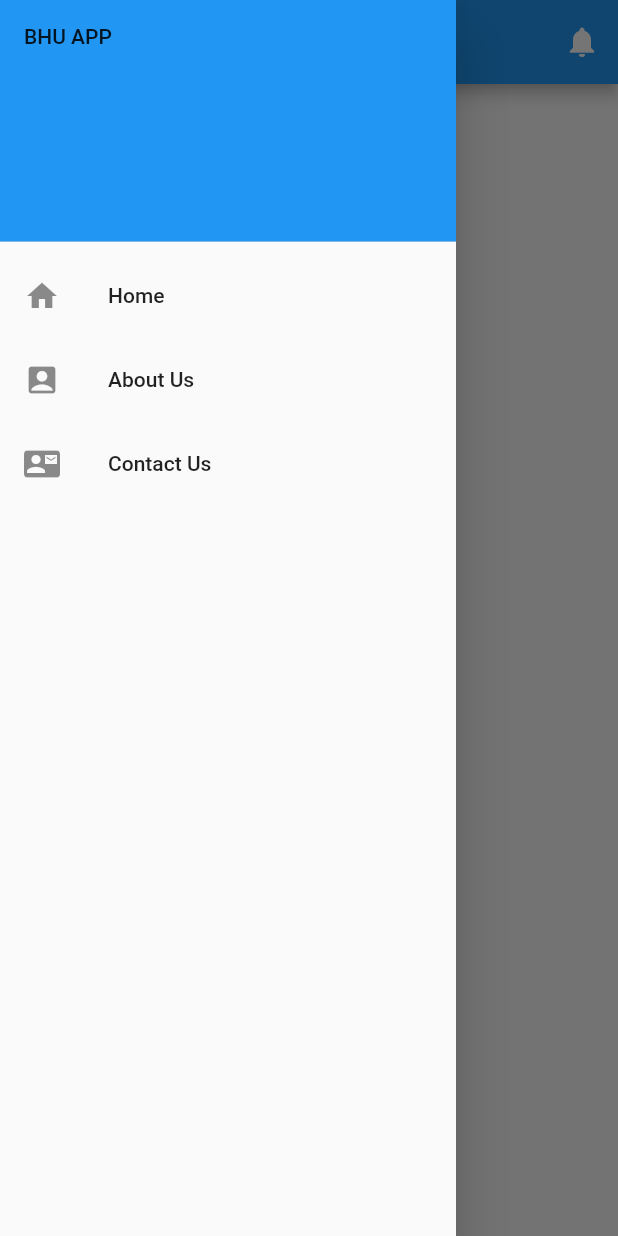
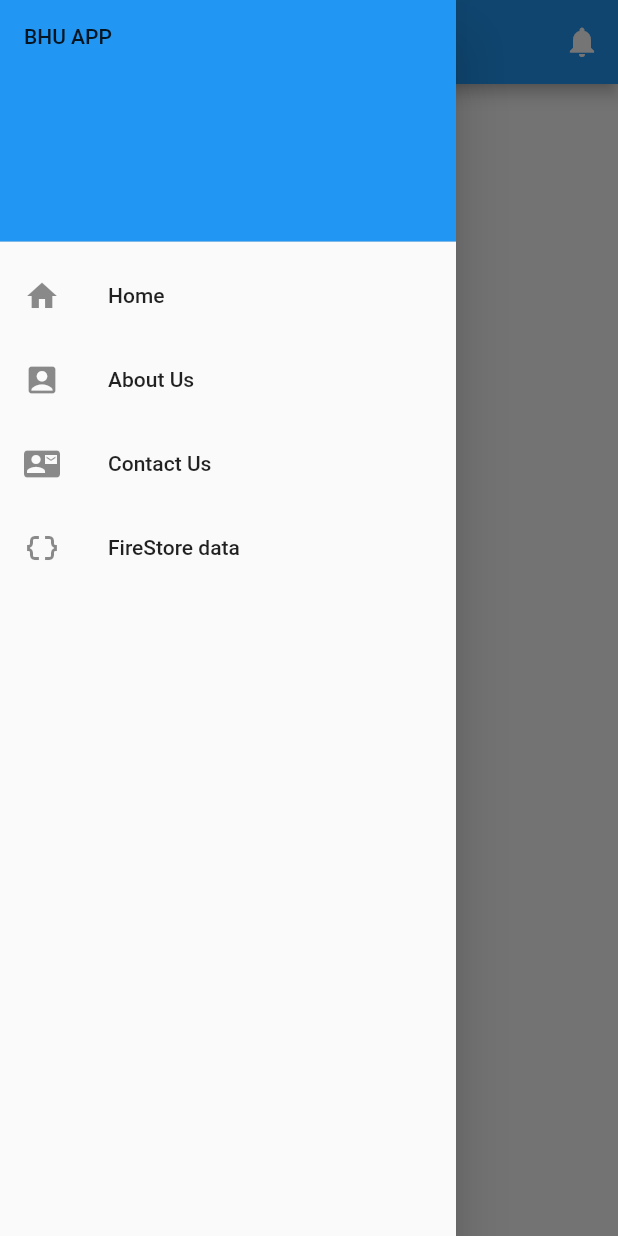
Before and after one commit to IshitaPathak/Flutter2, a Flutter app: the screen it shows after launch, with the side drawer open, on a phone screen of 412 x 824 dp. Run offline on Flutter 3.47's test engine with Material 2 defaults, Android fonts, the light colour scheme and no system bars; our stand-ins replace cloud_firestore, firebase_core, quickalert; accounts and stored records are empty.

Commit message:
retriving data

```diff
--- a/lib/main.dart
+++ b/lib/main.dart
@@ -3,6 +3,7 @@ import 'package:firebase_core/firebase_core.dart';
 import 'package:bhu_app/pages/home.dart';
 import 'package:bhu_app/pages/about.dart';
 import 'package:bhu_app/pages/contact.dart';
+import 'package:bhu_app/pages/data.dart';
 
 void main() async {
   WidgetsFlutterBinding.ensureInitialized();
@@ -24,6 +25,7 @@ class App extends StatelessWidget {
         '/home': (context) => Home(),
         '/about': (context) => AboutUs(),
         '/contact': (context) => ContactUs(),
+        '/data': (context) => MyData(),
       },
     );
   }
--- a/lib/pages/home.dart
+++ b/lib/pages/home.dart
@@ -52,6 +52,13 @@ class Home extends StatelessWidget {
               onTap: () {
                 Navigator.pushNamed(context, '/contact');
               },
+            ),
+            ListTile(
+              leading: Icon(Icons.data_object),
+              title: Text('FireStore data'),
+              onTap: () {
+                Navigator.pushNamed(context, '/data');
+              },
             )
           ],
         ),
```
Also changed, not shown: lib/pages/contact.dart (+8 -1 lines), lib/pages/data.dart (added, +45 -0 lines), 1 other file.
